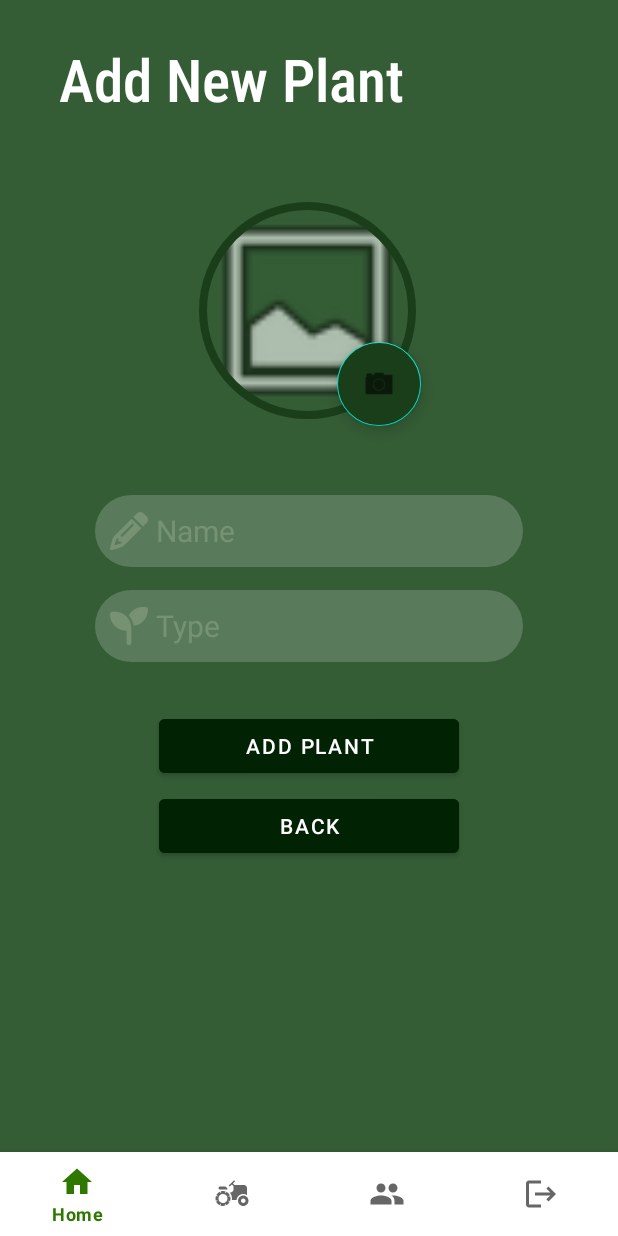
After one commit to LiavBurger/MyPlants, an Android app: the AddPlantFragment screen opened through its navigation route, on a phone screen of 412 x 824 dp. The commit adds this screen. Run offline under Robolectric (Android 15) with nearby library versions, the phone set to English and light mode, and no system bars; our stand-ins replace Firebase (no records; nobody signed in at launch, a user with empty details on screens opened directly), navigation-ui, sdp/ssp sizes.

Commit message:
added AddPlantFragment

```diff
--- /dev/null
+++ b/app/src/main/java/com/myplants/AddPlantFragment.kt
@@ -0,0 +1,72 @@
+package com.myplants
+
+import android.os.Bundle
+import androidx.fragment.app.Fragment
+import android.view.LayoutInflater
+import android.view.View
+import android.view.ViewGroup
+import android.widget.Button
+import android.widget.EditText
+import android.widget.Toast
+import androidx.navigation.fragment.findNavController
+import com.google.firebase.auth.FirebaseAuth
+import com.google.firebase.firestore.FirebaseFirestore
+
+
+class AddPlantFragment : Fragment() {
+
+    private lateinit var plantNameEditText: EditText
+    private lateinit var plantTypeEditText: EditText
+    private val db = FirebaseFirestore.getInstance()
+    private val userId = FirebaseAuth.getInstance().currentUser?.uid
+
+    override fun onCreateView(
+        inflater: LayoutInflater, container: ViewGroup?,
+        savedInstanceState: Bundle?
+    ): View? {
+        val view = inflater.inflate(R.layout.fragment_add_plant, container, false)
+        plantNameEditText = view.findViewById(R.id.etPlantName)
+        plantTypeEditText = view.findViewById(R.id.etPlantType)
+
+        view.findViewById<Button>(R.id.btnAddPlant).setOnClickListener {
+            addPlantToGarden()
+        }
+
+        val cancelButton: Button = view.findViewById(R.id.btnCancel)
+        cancelButton.setOnClickListener {
+            // Navigate back to the previous fragment
+            findNavController().popBackStack()
+        }
+
+        return view
+    }
+
+    private fun addPlantToGarden() {
+        val name = plantNameEditText.text.toString().trim()
+        val type = plantTypeEditText.text.toString().trim()
+
+        if (name.isNotEmpty() && type.isNotEmpty()) {
+            val plant = hashMapOf(
+                "name" to name,
+                "type" to type,
+                "imageUrl" to "Default Image URL" // Placeholder, replace with actual image URL
+            )
+
+            userId?.let { uid ->
+                db.collection("users").document(uid)
+                    .collection("gardens").document("main_garden")
+                    .collection("plants")
+                    .add(plant)
+                    .addOnSuccessListener {
+                        Toast.makeText(context, "Plant added successfully!", Toast.LENGTH_SHORT).show()
+                        findNavController().popBackStack() // Navigate back to the GardenFragment
+                    }
+                    .addOnFailureListener { e ->
+                        Toast.makeText(context, "Error adding plant: ${e.localizedMessage}", Toast.LENGTH_SHORT).show()
+                    }
+            }
+        } else {
+            Toast.makeText(context, "Please fill in all fields", Toast.LENGTH_SHORT).show()
+        }
+    }
+}
--- a/app/src/main/java/com/myplants/GardenFragment.kt
+++ b/app/src/main/java/com/myplants/GardenFragment.kt
@@ -7,6 +7,8 @@ import androidx.fragment.app.Fragment
 import android.view.LayoutInflater
 import android.view.View
 import android.view.ViewGroup
+import android.widget.Button
+import androidx.navigation.fragment.findNavController
 import androidx.recyclerview.widget.LinearLayoutManager
 import androidx.recyclerview.widget.RecyclerView
 import com.google.firebase.auth.FirebaseAuth
@@ -29,6 +31,13 @@ class GardenFragment : Fragment() {
         recyclerView.layoutManager = LinearLayoutManager(context)
         adapter = PlantAdapter(listOf())
         recyclerView.adapter = adapter
+
+        // Add button
+        val addButton: Button = view.findViewById(R.id.btnAddNewPlant)
+        addButton.setOnClickListener {
+            findNavController().navigate(R.id.action_gardenFragment_to_addPlantFragment)
+        }
+
 
         // Use mock data for testing
         val mockPlants = generateMockPlants()
--- a/app/src/main/java/com/myplants/adapter/PlantAdapter.kt
+++ b/app/src/main/java/com/myplants/adapter/PlantAdapter.kt
@@ -12,8 +12,8 @@ class PlantAdapter(private var plants: List<Plant>) : RecyclerView.Adapter<Plant
 
     class PlantViewHolder(view: View) : RecyclerView.ViewHolder(view) {
         val plantImage: ImageView = view.findViewById(R.id.imgPlantImage)
-        val plantName: TextView = view.findViewById(R.id.tv_user_input_name)
-        val plantType: TextView = view.findViewById(R.id.tv_user_input_type)
+        val plantName: TextView = view.findViewById(R.id.tv_plant_name)
+        val plantType: TextView = view.findViewById(R.id.tv_plant_type)
         val viewButton: Button = view.findViewById(R.id.btnViewPlant)
     }
 
--- /dev/null
+++ b/app/src/main/res/drawable/ic_name.xml
@@ -0,0 +1,5 @@
+<vector android:height="24dp" android:tint="@color/text_color"
+    android:viewportHeight="24" android:viewportWidth="24"
+    android:width="24dp" xmlns:android="http://schemas.android.com/apk/res/android">
+    <path android:fillColor="@android:color/white" android:pathData="M3,17.25V21h3.75L17.81,9.94l-3.75,-3.75L3,17.25zM20.71,7.04c0.39,-0.39 0.39,-1.02 0,-1.41l-2.34,-2.34c-0.39,-0.39 -1.02,-0.39 -1.41,0l-1.83,1.83 3.75,3.75 1.83,-1.83z"/>
+</vector>
--- /dev/null
+++ b/app/src/main/res/drawable/ic_pencil.xml
@@ -0,0 +1,5 @@
+<vector android:height="24dp" android:viewportHeight="512"
+    android:viewportWidth="512" android:width="24dp" android:tint="@color/text_color" xmlns:android="http://schemas.android.com/apk/res/android">
+    <path android:fillColor="#FF000000"
+        android:pathData="M410.3,231l11.3,-11.3 -33.9,-33.9 -62.1,-62.1L291.7,89.8l-11.3,11.3 -22.6,22.6L58.6,322.9c-10.4,10.4 -18,23.3 -22.2,37.4L1,480.7c-2.5,8.4 -0.2,17.5 6.1,23.7s15.3,8.5 23.7,6.1l120.3,-35.4c14.1,-4.2 27,-11.8 37.4,-22.2L387.7,253.7 410.3,231zM160,399.4l-9.1,22.7c-4,3.1 -8.5,5.4 -13.3,6.9L59.4,452l23,-78.1c1.4,-4.9 3.8,-9.4 6.9,-13.3l22.7,-9.1v32c0,8.8 7.2,16 16,16h32zM362.7,18.7L348.3,33.2 325.7,55.8 314.3,67.1l33.9,33.9 62.1,62.1 33.9,33.9 11.3,-11.3 22.6,-22.6 14.5,-14.5c25,-25 25,-65.5 0,-90.5L453.3,18.7c-25,-25 -65.5,-25 -90.5,0zM315.3,186.7l-144,144c-6.2,6.2 -16.4,6.2 -22.6,0s-6.2,-16.4 0,-22.6l144,-144c6.2,-6.2 16.4,-6.2 22.6,0s6.2,16.4 0,22.6z"/>
+</vector>
--- /dev/null
+++ b/app/src/main/res/drawable/ic_seedling.xml
@@ -0,0 +1,10 @@
+<vector xmlns:android="http://schemas.android.com/apk/res/android"
+    android:width="512dp"
+    android:height="512dp"
+    android:viewportWidth="512"
+    android:viewportHeight="512"
+    android:tint="@color/text_color">
+  <path
+      android:fillColor="#FF000000"
+      android:pathData="M512,32c0,113.6 -84.6,207.5 -194.2,222c-7.1,-53.4 -30.6,-101.6 -65.3,-139.3C290.8,46.3 364,0 448,0h32c17.7,0 32,14.3 32,32zM0,96C0,78.3 14.3,64 32,64H64c123.7,0 224,100.3 224,224v32V480c0,17.7 -14.3,32 -32,32s-32,-14.3 -32,-32V320C100.3,320 0,219.7 0,96z"/>
+</vector>
--- /dev/null
+++ b/app/src/main/res/layout/fragment_add_plant.xml
@@ -0,0 +1,169 @@
+<?xml version="1.0" encoding="utf-8"?>
+<androidx.constraintlayout.widget.ConstraintLayout xmlns:android="http://schemas.android.com/apk/res/android"
+    xmlns:tools="http://schemas.android.com/tools"
+    xmlns:app="http://schemas.android.com/apk/res-auto"
+    android:id="@+id/frag_add_plant"
+    android:layout_width="match_parent"
+    android:layout_height="match_parent"
+    android:orientation="vertical"
+    android:background="@color/background"
+    tools:context=".AddPlantFragment">
+
+    <LinearLayout
+        android:id="@+id/linear_header"
+        android:layout_width="match_parent"
+        android:layout_height="wrap_content"
+        android:layout_marginStart="@dimen/_30sdp"
+        android:layout_marginTop="@dimen/_20sdp"
+        android:layout_marginEnd="@dimen/_20sdp"
+        android:orientation="horizontal"
+        app:layout_constraintStart_toStartOf="parent"
+        app:layout_constraintTop_toTopOf="parent">
+
+        <TextView
+            android:id="@+id/tv_new_plant"
+            android:layout_width="0dp"
+            android:layout_height="wrap_content"
+            android:layout_weight="3"
+            android:fontFamily="sans-serif-condensed-light"
+            android:text="@string/add_new_plant"
+            android:textColor="@color/white"
+            android:textSize="@dimen/_30ssp"
+            android:textStyle="bold" />
+    </LinearLayout>
+
+    <com.google.android.material.imageview.ShapeableImageView
+        android:id="@+id/imgPlantImage"
+        android:layout_width="150dp"
+        android:layout_height="150dp"
+        android:layout_gravity="center"
+        android:background="@android:drawable/ic_menu_gallery"
+        android:padding="5dp"
+        app:layout_constraintBottom_toBottomOf="parent"
+        app:layout_constraintEnd_toEndOf="parent"
+        app:layout_constraintHorizontal_bias="0.497"
+        app:layout_constraintStart_toStartOf="parent"
+        app:layout_constraintTop_toTopOf="parent"
+        app:layout_constraintVertical_bias="0.214"
+        app:shapeAppearanceOverlay="@style/circleImageView"
+        app:strokeColor="@color/cardBackground"
+        app:strokeWidth="5dp"
+        tools:visibility="visible" />
+
+    <com.google.android.material.floatingactionbutton.FloatingActionButton
+        android:id="@+id/fabtnCamera"
+        android:layout_width="wrap_content"
+        android:layout_height="wrap_content"
+        android:layout_marginTop="228dp"
+        android:backgroundTint="@color/cardBackground"
+        android:clickable="true"
+        android:src="@android:drawable/ic_menu_camera"
+        app:layout_constraintEnd_toEndOf="parent"
+        app:layout_constraintHorizontal_bias="0.419"
+        app:layout_constraintStart_toStartOf="@+id/imgPlantImage"
+        app:layout_constraintTop_toTopOf="parent"
+        app:rippleColor="@color/buttonColor" />
+
+    <androidx.appcompat.widget.LinearLayoutCompat
+        android:id="@+id/llcPlantName"
+        android:layout_width="285dp"
+        android:layout_height="wrap_content"
+        android:layout_gravity="center"
+        android:layout_marginStart="63dp"
+        android:layout_marginTop="48dp"
+        android:layout_marginEnd="63dp"
+        android:background="@drawable/enter_text_background"
+        android:orientation="horizontal"
+        app:layout_constraintEnd_toEndOf="parent"
+        app:layout_constraintStart_toStartOf="parent"
+        app:layout_constraintTop_toBottomOf="@+id/imgPlantImage">
+
+        <ImageView
+            android:layout_width="25dp"
+            android:layout_height="25dp"
+            android:layout_gravity="center"
+            android:layout_marginStart="10dp"
+            android:background="@drawable/ic_pencil"
+            android:gravity="bottom" />
+
+        <EditText
+            android:id="@+id/etPlantName"
+            android:layout_width="245dp"
+            android:layout_height="48dp"
+            android:layout_gravity="center"
+            android:layout_marginStart="5dp"
+            android:background="#00FFFFFF"
+            android:gravity="fill_vertical"
+            android:hint="Name"
+            android:inputType="textPersonName"
+            android:textColor="@color/text_color"
+            android:textColorHint="@color/text_color"
+            android:textSize="20sp" />
+    </androidx.appcompat.widget.LinearLayoutCompat>
+
+    <androidx.appcompat.widget.LinearLayoutCompat
+        android:id="@+id/llcPlantType"
+        android:layout_width="285dp"
+        android:layout_height="wrap_content"
+        android:layout_gravity="center"
+        android:layout_marginStart="63dp"
+        android:layout_marginTop="15dp"
+        android:layout_marginEnd="63dp"
+        android:background="@drawable/enter_text_background"
+        android:orientation="horizontal"
+        app:layout_constraintEnd_toEndOf="parent"
+        app:layout_constraintStart_toStartOf="parent"
+        app:layout_constraintTop_toBottomOf="@+id/llcPlantName">
+
+        <ImageView
+            android:layout_width="25dp"
+            android:layout_height="25dp"
+            android:layout_gravity="center"
+            android:layout_marginStart="10dp"
+            android:background="@drawable/ic_seedling"
+            android:gravity="bottom" />
+
+        <EditText
+            android:id="@+id/etPlantType"
+            android:layout_width="245dp"
+            android:layout_height="48dp"
+            android:layout_gravity="center"
+            android:layout_marginStart="5dp"
+            android:background="#00FFFFFF"
+            android:gravity="fill_vertical"
+            android:hint="Type"
+            android:inputType="textPersonName"
+            android:textColor="@color/text_color"
+            android:textColorHint="@color/text_color"
+            android:textSize="20sp" />
+    </androidx.appcompat.widget.LinearLayoutCompat>
+
+    <Button
+        android:id="@+id/btnAddPlant"
+        android:layout_width="200dp"
+        android:layout_height="wrap_content"
+        android:layout_marginTop="32dp"
+        android:backgroundTint="@color/buttonColor"
+        android:text="@string/title_add_plant"
+        android:textColor="@color/white"
+        android:gravity="center"
+        app:layout_constraintStart_toStartOf="@+id/llcPlantType"
+        app:layout_constraintEnd_toEndOf="@+id/llcPlantType"
+        app:layout_constraintTop_toBottomOf="@+id/llcPlantType" />
+
+    <Button
+        android:id="@+id/btnCancel"
+        android:layout_width="200dp"
+        android:layout_height="wrap_content"
+        android:layout_marginTop="@dimen/_4sdp"
+        android:backgroundTint="@color/buttonColor"
+        android:text="Back"
+        android:textColor="@color/white"
+        app:layout_constraintStart_toStartOf="@+id/btnAddPlant"
+        app:layout_constraintEnd_toEndOf="@+id/btnAddPlant"
+        app:layout_constraintTop_toBottomOf="@+id/btnAddPlant" />
+
+
+
+
+</androidx.constraintlayout.widget.ConstraintLayout>
--- a/app/src/main/res/layout/fragment_garden.xml
+++ b/app/src/main/res/layout/fragment_garden.xml
@@ -38,7 +38,7 @@
             android:layout_gravity="center"
             android:backgroundTint="@color/buttonColor"
             android:fontFamily="sans-serif-condensed-light"
-            android:text="Add new Plant"
+            android:text="@string/add_new_plant"
             android:textColor="@color/white"
             android:textFontWeight="600" />
 
@@ -54,6 +54,6 @@
         app:layout_constraintStart_toStartOf="parent"
         app:layout_constraintTop_toBottomOf="@id/linear_header"
         app:layout_constraintVertical_bias="0.0"
-        tools:listitem="@layout/item_plant"></androidx.recyclerview.widget.RecyclerView>
+        tools:listitem="@layout/item_plant"/>
 
 </androidx.constraintlayout.widget.ConstraintLayout>
--- a/app/src/main/res/layout/fragment_home.xml
+++ b/app/src/main/res/layout/fragment_home.xml
@@ -57,7 +57,7 @@
         app:layout_constraintEnd_toEndOf="parent"
         app:layout_constraintStart_toStartOf="parent"
         app:layout_constraintTop_toBottomOf="@id/tv_did_you_know"
-        app:cardBackgroundColor="@color/text_color">
+        app:cardBackgroundColor="@color/cardBackground">
 
 
         <TextView
--- a/app/src/main/res/layout/item_plant.xml
+++ b/app/src/main/res/layout/item_plant.xml
@@ -43,7 +43,7 @@
 
 
         <TextView
-            android:id="@+id/tv_user_input_name"
+            android:id="@+id/tv_plant_name"
             android:layout_width="@dimen/_130sdp"
             android:layout_height="wrap_content"
             android:layout_marginStart="12dp"
@@ -64,7 +64,7 @@
             app:layout_constraintTop_toBottomOf="@+id/tvEnterName"/>
 
         <TextView
-            android:id="@+id/tv_user_input_type"
+            android:id="@+id/tv_plant_type"
             android:layout_width="@dimen/_130sdp"
             android:layout_height="wrap_content"
             android:layout_marginStart="20dp"
--- a/app/src/main/res/navigation/nav_graph.xml
+++ b/app/src/main/res/navigation/nav_graph.xml
@@ -10,14 +10,27 @@
         android:name="com.myplants.HomeFragment"
         android:label="fragment_home"
         tools:layout="@layout/fragment_home" />
+
     <fragment
         android:id="@+id/gardenFragment"
         android:name="com.myplants.GardenFragment"
         android:label="fragment_garden"
-        tools:layout="@layout/fragment_garden" />
+        tools:layout="@layout/fragment_garden" >
+        <action
+            android:id="@+id/action_gardenFragment_to_addPlantFragment"
+            app:destination="@id/addPlantFragment" />
+    </fragment>
+
     <fragment
         android:id="@+id/communityFragment"
         android:name="com.myplants.CommunityFragment"
         android:label="fragment_community"
         tools:layout="@layout/fragment_community" />
+
+    <fragment
+        android:id="@+id/addPlantFragment"
+        android:name="com.myplants.AddPlantFragment"
+        android:label="fragment_add_plant"
+        tools:layout="@layout/fragment_add_plant" />
+
 </navigation>
--- a/app/src/main/res/values/strings.xml
+++ b/app/src/main/res/values/strings.xml
@@ -22,4 +22,7 @@
     <string name="name">Name:</string>
     <string name="view">view</string>
     <string name="my_garden">My Garden</string>
+    <string name="add_new_plant">Add New Plant</string>
+<!-- TODO: Remove or change this placeholder text -->
+    <string name="hello_blank_fragment">Hello blank fragment</string>
 </resources>
```
